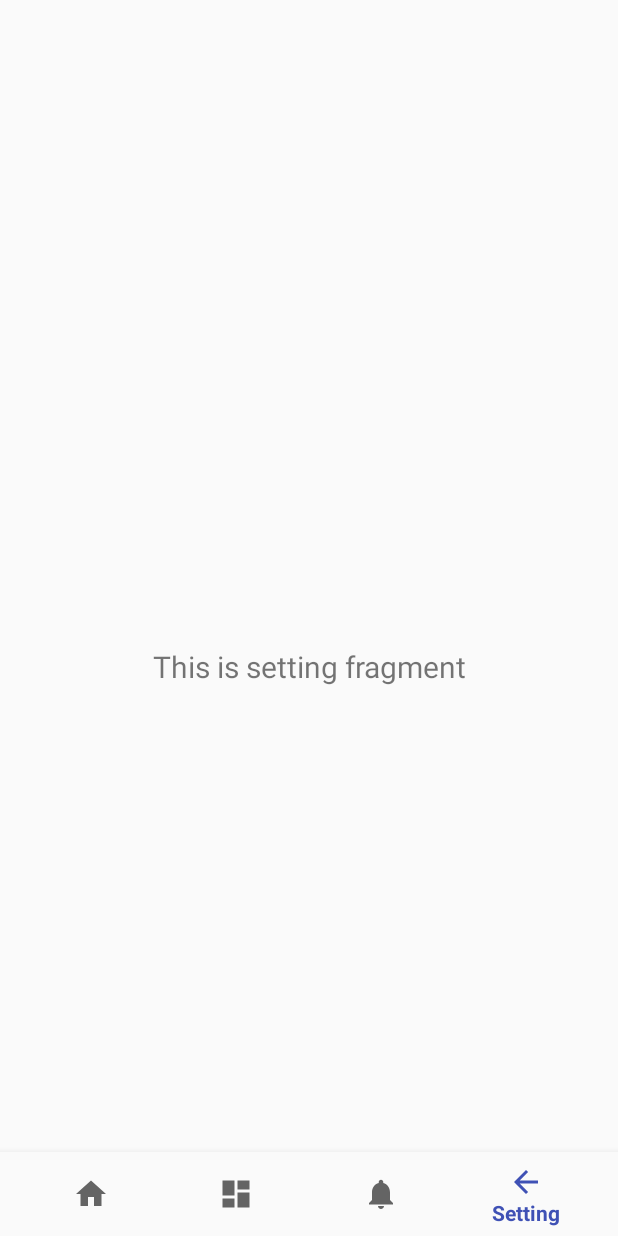
After one commit to pumfit/MindCareApp, an Android app: the SettingFragment screen opened through its navigation route, on a phone screen of 412 x 824 dp. The commit adds this screen. Run offline under Robolectric (Android 15) with nearby library versions, the phone set to English and light mode, and no system bars; our stand-ins replace navigation-ui.

Commit message:
add setting fragment

```diff
--- a/app/src/main/java/com/teamopendata/mindcareapp/MainActivity.java
+++ b/app/src/main/java/com/teamopendata/mindcareapp/MainActivity.java
@@ -41,7 +41,7 @@ public class MainActivity extends AppCompatActivity {
         // Passing each menu ID as a set of Ids because each
         // menu should be considered as top level destinations.
         AppBarConfiguration appBarConfiguration = new AppBarConfiguration.Builder(
-                R.id.navigation_home, R.id.navigation_dashboard, R.id.navigation_notifications)
+                R.id.navigation_home, R.id.navigation_dashboard, R.id.navigation_notifications,R.id.navigation_stting)
                 .build();
         NavController navController = Navigation.findNavController(this, R.id.nav_host_fragment);
         //NavigationUI.setupActionBarWithNavController(this, navController, appBarConfiguration);
--- /dev/null
+++ b/app/src/main/java/com/teamopendata/mindcareapp/ui/setting/SettingFragment.java
@@ -0,0 +1,35 @@
+package com.teamopendata.mindcareapp.ui.setting;
+
+import android.os.Bundle;
+import android.view.LayoutInflater;
+import android.view.View;
+import android.view.ViewGroup;
+import android.widget.TextView;
+
+import androidx.annotation.NonNull;
+import androidx.annotation.Nullable;
+import androidx.fragment.app.Fragment;
+import androidx.lifecycle.Observer;
+import androidx.lifecycle.ViewModelProviders;
+
+import com.teamopendata.mindcareapp.R;
+
+public class SettingFragment extends Fragment {
+
+    private SettingViewModel settingViewModel;
+
+    public View onCreateView(@NonNull LayoutInflater inflater,
+                             ViewGroup container, Bundle savedInstanceState) {
+        settingViewModel =
+                ViewModelProviders.of(this).get(SettingViewModel.class);
+        View root = inflater.inflate(R.layout.fragment_setting, container, false);
+        final TextView textView = root.findViewById(R.id.text_setting);
+        settingViewModel.getText().observe(getViewLifecycleOwner(), new Observer<String>() {
+            @Override
+            public void onChanged(@Nullable String s) {
+                textView.setText(s);
+            }
+        });
+        return root;
+    }
+}
--- /dev/null
+++ b/app/src/main/java/com/teamopendata/mindcareapp/ui/setting/SettingViewModel.java
@@ -0,0 +1,19 @@
+package com.teamopendata.mindcareapp.ui.setting;
+
+import androidx.lifecycle.LiveData;
+import androidx.lifecycle.MutableLiveData;
+import androidx.lifecycle.ViewModel;
+
+public class SettingViewModel extends ViewModel {
+
+    private MutableLiveData<String> mText;
+
+    public SettingViewModel() {
+        mText = new MutableLiveData<>();
+        mText.setValue("This is setting fragment");
+    }
+
+    public LiveData<String> getText() {
+        return mText;
+    }
+}
--- /dev/null
+++ b/app/src/main/res/layout/fragment_setting.xml
@@ -0,0 +1,22 @@
+<?xml version="1.0" encoding="utf-8"?>
+<androidx.constraintlayout.widget.ConstraintLayout xmlns:android="http://schemas.android.com/apk/res/android"
+xmlns:app="http://schemas.android.com/apk/res-auto"
+xmlns:tools="http://schemas.android.com/tools"
+android:layout_width="match_parent"
+android:layout_height="match_parent"
+tools:context=".ui.setting.SettingFragment">
+
+<TextView
+    android:id="@+id/text_setting"
+    android:layout_width="match_parent"
+    android:layout_height="wrap_content"
+    android:layout_marginStart="8dp"
+    android:layout_marginTop="8dp"
+    android:layout_marginEnd="8dp"
+    android:textAlignment="center"
+    android:textSize="20sp"
+    app:layout_constraintBottom_toBottomOf="parent"
+    app:layout_constraintEnd_toEndOf="parent"
+    app:layout_constraintStart_toStartOf="parent"
+    app:layout_constraintTop_toTopOf="parent" />
+</androidx.constraintlayout.widget.ConstraintLayout>
--- a/app/src/main/res/menu/bottom_nav_menu.xml
+++ b/app/src/main/res/menu/bottom_nav_menu.xml
@@ -16,4 +16,9 @@
         android:icon="@drawable/ic_notifications_black_24dp"
         android:title="@string/title_notifications" />
 
+    <item
+        android:id="@+id/navigation_stting"
+        android:icon="@drawable/abc_vector_test"
+        android:title="@string/title_setting" />
+
 </menu>
--- a/app/src/main/res/navigation/mobile_navigation.xml
+++ b/app/src/main/res/navigation/mobile_navigation.xml
@@ -22,4 +22,10 @@
         android:name="com.teamopendata.mindcareapp.ui.notifications.NotificationsFragment"
         android:label="@string/title_notifications"
         tools:layout="@layout/fragment_notifications" />
+
+    <fragment
+        android:id="@+id/navigation_stting"
+        android:name="com.teamopendata.mindcareapp.ui.setting.SettingFragment"
+        android:label="@string/title_setting"
+        tools:layout="@layout/fragment_setting" />
 </navigation>
--- a/app/src/main/res/values/strings.xml
+++ b/app/src/main/res/values/strings.xml
@@ -4,14 +4,15 @@
     <string name="title_home">Home</string>
     <string name="title_dashboard">Dashboard</string>
     <string name="title_notifications">Notifications</string>
+    <string name="title_setting">Setting</string>
 
     <string name="title_activity_welcome">Home Screen</string>
     <string name="next">NEXT</string>
     <string name="skip">SKIP</string>
     <string name="start">GOT IT</string>
 
-    <string name="slide_1_title">Hello Food!</string>
-    <string name="slide_1_desc">The easiest way to order food from your favourite restaurant!</string>
+    <string name="slide_1_title">"관심 키워드를 설정해주세요!"</string>
+    <string name="slide_1_desc">"최대 5개 키워드를 선택할 수 있습니다."</string>
 
     <string name="slide_2_title">Movie Tickets</string>
     <string name="slide_2_desc">Book movie tickets for your family and friends!</string>
```
Also changed, not shown: app/src/main/res/drawable-v24/custon_btn_radio.xml (added, +20 -0 lines), app/src/main/res/drawable-v24/radius.xml (added, +7 -0 lines), app/src/main/res/drawable-v24/radius_filled.xml (added, +16 -0 lines), app/src/main/res/layout/welcome_slide1.xml (+44 -0 lines).
